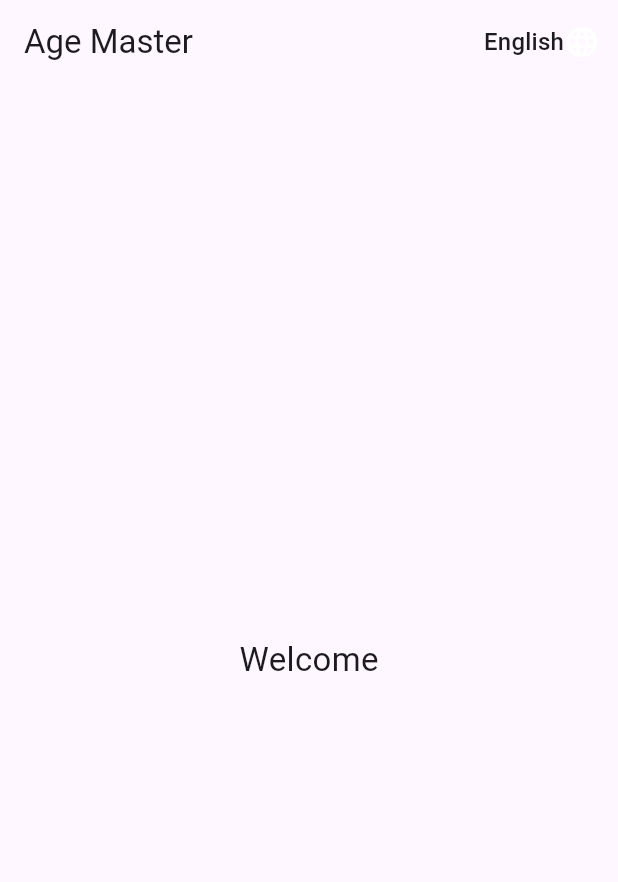
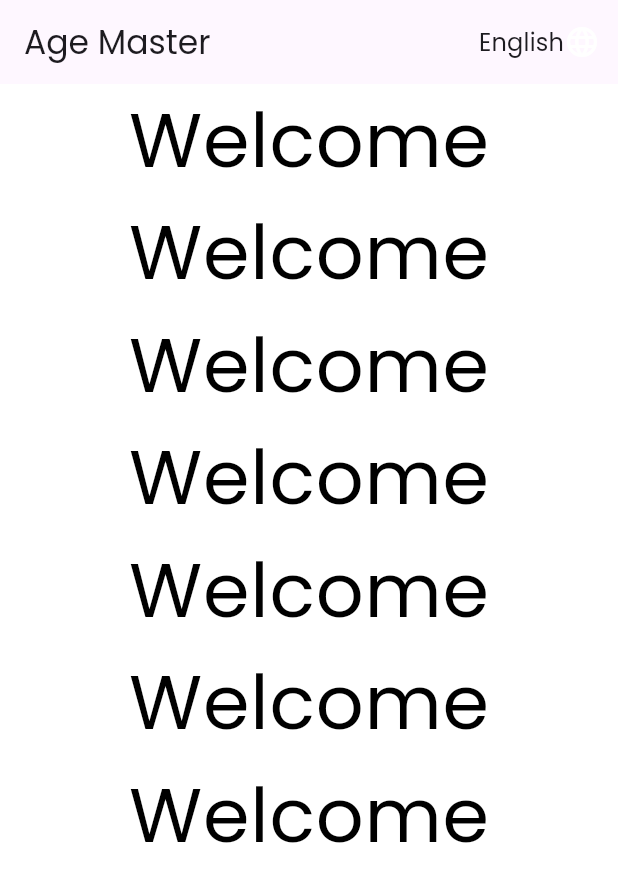
Before and after one commit to alhasann351/age_master, a Flutter app: the screen it shows after launch, on a phone screen of 412 x 824 dp. Shown: the top 882 px of the screen. Run offline on Flutter 3.47's test engine with Material 3 defaults, Android fonts, the phone set to English and light mode, and no system bars; our stand-ins replace get, get_storage.

Commit message:
eng-ban-hin-ara-urd-language add

```diff
--- /dev/null
+++ b/lib/core/constants/app_fonts.dart
@@ -0,0 +1,7 @@
+class AppFonts {
+  static const englishFontName = 'Poppins-Regular';
+  static const bengaliFontName = 'HindSiliguri-Regular';
+  static const hindiFontName = 'Hind-Regular';
+  static const arabicFontName = 'Cairo-Regular';
+  static const urduFontName = 'NastaliqUrdu-Regular';
+}
--- a/lib/core/constants/app_strings.dart
+++ /dev/null
@@ -1,3 +0,0 @@
-class AppStrings {
-  static const appName = 'Age Master';
-}
--- a/lib/core/controllers/language_controller.dart
+++ b/lib/core/controllers/language_controller.dart
@@ -1,3 +1,4 @@
+import 'package:age_master/core/constants/app_fonts.dart';
 import 'package:flutter/material.dart';
 import 'package:get/get.dart';
 
@@ -5,26 +6,38 @@ import '../services/language_service.dart';
 
 class LanguageController extends GetxService {
   final LanguageService _service = LanguageService();
-
   final RxString selectedLocale = 'en_US'.obs;
   late Locale locale;
 
   Future<LanguageController> init() async {
     selectedLocale.value = _service.savedLocale;
-
     final parts = selectedLocale.value.split('_');
     locale = Locale(parts[0], parts[1]);
-
     return this;
   }
 
   void changeLanguage(String localeString) {
     selectedLocale.value = localeString;
-
     final parts = localeString.split('_');
     locale = Locale(parts[0], parts[1]);
-
     _service.saveLocale(localeString);
     Get.updateLocale(locale);
   }
+
+  String get fontFamily {
+    switch (selectedLocale.value) {
+      case 'en_US':
+        return AppFonts.englishFontName;
+      case 'bn_BD':
+        return AppFonts.bengaliFontName;
+      case 'hi_IN':
+        return AppFonts.hindiFontName;
+      case 'ar_SA':
+        return AppFonts.arabicFontName;
+      case 'ur_PK':
+        return AppFonts.urduFontName;
+      default:
+        return AppFonts.englishFontName;
+    }
+  }
 }
--- a/lib/core/localization/app_translations.dart
+++ b/lib/core/localization/app_translations.dart
@@ -1,8 +1,10 @@
 import 'package:get/get.dart';
 
-import 'bangla.dart';
+import 'arabic.dart';
+import 'bengali.dart';
 import 'english.dart';
 import 'hindi.dart';
+import 'urdu.dart';
 
 class AppTranslations extends Translations {
   @override
@@ -10,5 +12,7 @@ class AppTranslations extends Translations {
     'en_US': enUS,
     'bn_BD': bnBD,
     'hi_IN': hiIN,
+    'ar_SA': arSA,
+    'ur_PK': urPK,
   };
 }
--- /dev/null
+++ b/lib/core/localization/arabic.dart
@@ -0,0 +1,6 @@
+final Map<String, String> arSA = {
+  'app_name': 'خبير العمر',
+  'welcome': 'أهلاً بك',
+  'login': 'تسجيل الدخول',
+  'signup': 'إنشاء حساب',
+};
--- /dev/null
+++ b/lib/core/localization/urdu.dart
@@ -0,0 +1,6 @@
+final Map<String, String> urPK = {
+  'app_name': 'ایج ماسٹر',
+  'welcome': 'خوش آمدید',
+  'login': 'لاگ ان',
+  'signup': 'سائن اپ',
+};
--- a/lib/core/themes/app_theme.dart
+++ b/lib/core/themes/app_theme.dart
@@ -1,11 +1,31 @@
 import 'package:flutter/material.dart';
 
 class AppTheme {
-  static ThemeData get light {
-    return ThemeData();
+  static ThemeData light({required String fontFamily}) {
+    return ThemeData(
+      brightness: Brightness.light,
+      primaryColor: Colors.blue,
+      scaffoldBackgroundColor: Colors.white,
+      fontFamily: fontFamily,
+      textTheme: TextTheme(
+        bodySmall: TextStyle(fontFamily: fontFamily, color: Colors.black),
+        bodyMedium: TextStyle(fontFamily: fontFamily, color: Colors.black),
+        bodyLarge: TextStyle(fontFamily: fontFamily, color: Colors.black),
+      ),
+    );
   }
 
-  static ThemeData get dark {
-    return ThemeData();
+  static ThemeData dark({required String fontFamily}) {
+    return ThemeData(
+      brightness: Brightness.dark,
+      primaryColor: Colors.teal,
+      scaffoldBackgroundColor: Colors.black,
+      fontFamily: fontFamily,
+      textTheme: TextTheme(
+        bodySmall: TextStyle(fontFamily: fontFamily, color: Colors.white),
+        bodyMedium: TextStyle(fontFamily: fontFamily, color: Colors.white),
+        bodyLarge: TextStyle(fontFamily: fontFamily, color: Colors.white),
+      ),
+    );
   }
 }
--- a/lib/main.dart
+++ b/lib/main.dart
@@ -1,15 +1,12 @@
-import 'package:age_master/core/binding/initial_binding.dart';
-import 'package:age_master/core/localization/app_translations.dart';
-import 'package:age_master/core/themes/app_theme.dart';
-import 'package:age_master/page_scroll_behavior.dart';
-import 'package:age_master/routes/app_pages.dart';
-import 'package:age_master/routes/app_routes.dart';
 import 'package:flutter/material.dart';
 import 'package:get/get.dart';
 import 'package:get_storage/get_storage.dart';
 
-import 'core/constants/app_strings.dart';
 import 'core/controllers/language_controller.dart';
+import 'core/localization/app_translations.dart';
+import 'core/themes/app_theme.dart';
+import 'routes/app_pages.dart';
+import 'routes/app_routes.dart';
 
 void main() async {
   WidgetsFlutterBinding.ensureInitialized();
@@ -29,21 +26,23 @@ class MyApp extends StatelessWidget {
 
   @override
   Widget build(BuildContext context) {
-    final languageController = Get.find<LanguageController>();
+    final langController = Get.find<LanguageController>();
+
+    return Obx(() {
+      final font = langController.fontFamily;
 
       return GetMaterialApp(
         debugShowCheckedModeBanner: false,
-      scrollBehavior: PageScrollBehavior(),
-      title: AppStrings.appName,
-      theme: AppTheme.light,
-      darkTheme: AppTheme.dark,
+        title: 'app_name'.tr,
+        translations: AppTranslations(),
+        locale: langController.locale,
+        fallbackLocale: const Locale('en', 'US'),
+        theme: AppTheme.light(fontFamily: font),
+        darkTheme: AppTheme.dark(fontFamily: font),
         themeMode: ThemeMode.system,
-      translations: AppTranslations(),
-      locale: languageController.locale,
-      fallbackLocale: const Locale('en', 'US'),
-      initialBinding: InitialBinding(),
         initialRoute: AppPages.initial,
         getPages: AppRoutes.appRoutes(),
       );
+    });
   }
 }
--- /dev/null
+++ b/lib/modules/home/view/home_view.dart
@@ -0,0 +1,41 @@
+import 'package:flutter/material.dart';
+import 'package:get/get.dart';
+
+import '../../../core/controllers/language_controller.dart';
+
+class HomeView extends GetView<LanguageController> {
+  const HomeView({super.key});
+
+  @override
+  Widget build(BuildContext context) {
+    return Scaffold(
+      appBar: AppBar(
+        title: Text('app_name'.tr),
+        actions: [
+          Obx(
+            () => DropdownButtonHideUnderline(
+              child: DropdownButton<String>(
+                value: controller.selectedLocale.value,
+                icon: const Icon(Icons.language, color: Colors.white),
+                items: const [
+                  DropdownMenuItem(value: 'en_US', child: Text('English')),
+                  DropdownMenuItem(value: 'bn_BD', child: Text('বাংলা')),
+                  DropdownMenuItem(value: 'hi_IN', child: Text('हिन्दी')),
+                ],
+                onChanged: (value) {
+                  if (value != null) {
+                    controller.changeLanguage(value);
+                  }
+                },
+              ),
+            ),
+          ),
+          const SizedBox(width: 12),
+        ],
+      ),
+      body: Center(
+        child: Text('welcome'.tr, style: const TextStyle(fontSize: 22)),
+      ),
+    );
+  }
+}
--- a/lib/modules/splash/view/splash_view.dart
+++ b/lib/modules/splash/view/splash_view.dart
@@ -21,6 +21,8 @@ class SplashView extends GetView<LanguageController> {
                   DropdownMenuItem(value: 'en_US', child: Text('English')),
                   DropdownMenuItem(value: 'bn_BD', child: Text('বাংলা')),
                   DropdownMenuItem(value: 'hi_IN', child: Text('हिन्दी')),
+                  DropdownMenuItem(value: 'ar_SA', child: Text('العربية')),
+                  DropdownMenuItem(value: 'ur_PK', child: Text('اردو')),
                 ],
                 onChanged: (value) {
                   if (value != null) {
@@ -34,7 +36,52 @@ class SplashView extends GetView<LanguageController> {
         ],
       ),
       body: Center(
-        child: Text('welcome'.tr, style: const TextStyle(fontSize: 22)),
+        child: Column(
+          children: [
+            Text(
+              'welcome'.tr,
+              style: Theme.of(
+                context,
+              ).textTheme.bodyLarge?.copyWith(fontSize: 50),
+            ),
+            Text(
+              'welcome'.tr,
+              style: Theme.of(
+                context,
+              ).textTheme.bodyLarge?.copyWith(fontSize: 50),
+            ),
+            Text(
+              'welcome'.tr,
+              style: Theme.of(
+                context,
+              ).textTheme.bodyLarge?.copyWith(fontSize: 50),
+            ),
+            Text(
+              'welcome'.tr,
+              style: Theme.of(
+                context,
+              ).textTheme.bodyLarge?.copyWith(fontSize: 50),
+            ),
+            Text(
+              'welcome'.tr,
+              style: Theme.of(
+                context,
+              ).textTheme.bodyLarge?.copyWith(fontSize: 50),
+            ),
+            Text(
+              'welcome'.tr,
+              style: Theme.of(
+                context,
+              ).textTheme.bodyLarge?.copyWith(fontSize: 50),
+            ),
+            Text(
+              'welcome'.tr,
+              style: Theme.of(
+                context,
+              ).textTheme.bodyLarge?.copyWith(fontSize: 50),
+            ),
+          ],
+        ),
       ),
     );
   }
```
Also changed, not shown: pubspec.yaml (+16 -12 lines), assets/fonts/Cairo-Regular.ttf (added), assets/fonts/Hind-Regular.ttf (added), assets/fonts/HindSiliguri-Regular.ttf (added), assets/fonts/NastaliqUrdu-Regular.ttf (added), assets/fonts/Poppins-Regular.ttf (added), lib/core/localization/bengali.dart (renamed from lib/core/localization/bangla.dart). Lines whose indentation alone changed are shown as unchanged.
